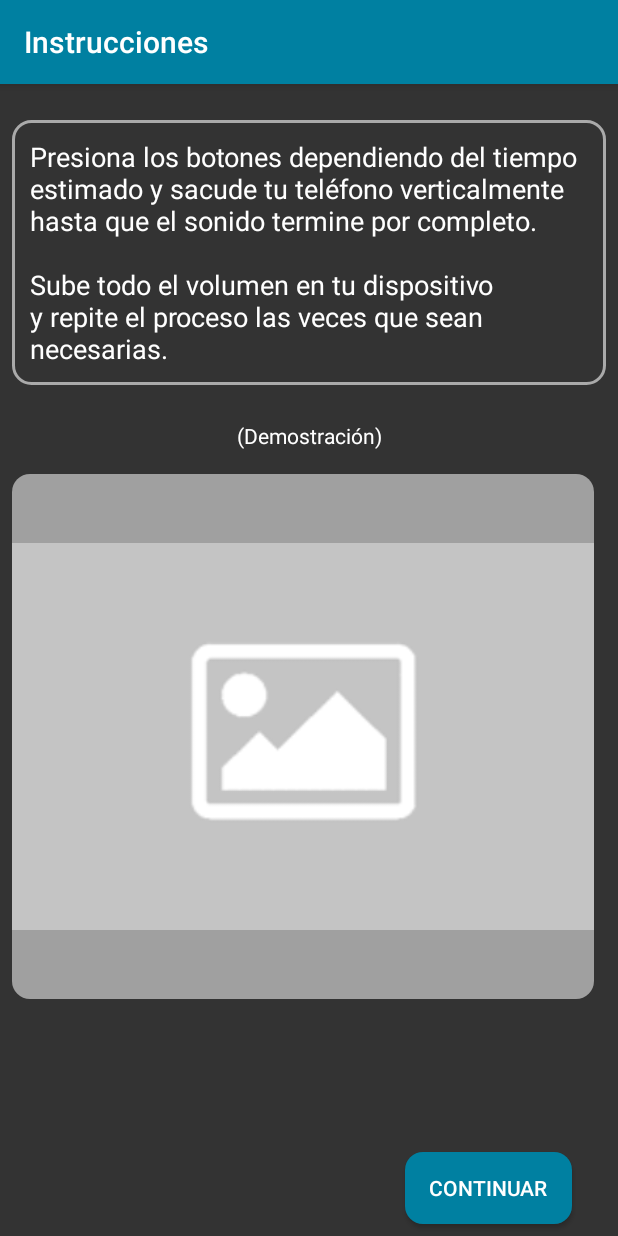
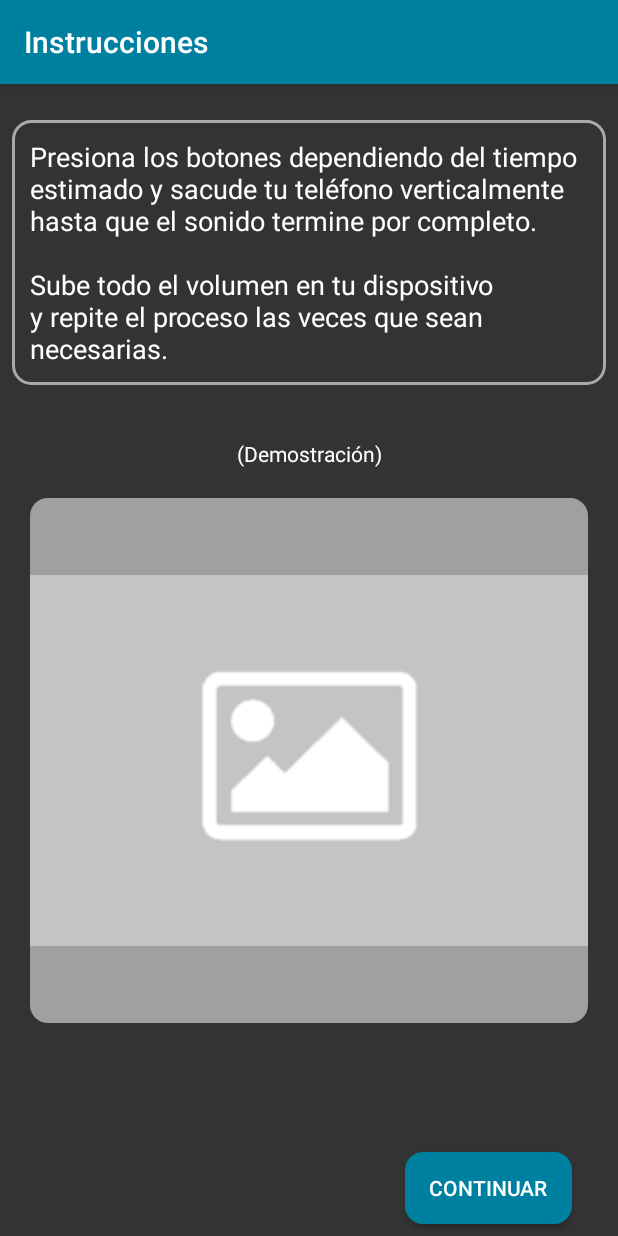
Before and after one commit to carlostic26/robot_reparador_altavoz, an Android app: the TutorialActivity screen opened directly, with no data from a screen before it, on a phone screen of 412 x 824 dp. Run offline under Robolectric (Android 15) with nearby library versions, the phone set to English and light mode, and no system bars; our stand-ins replace AdMob; pictures from the network do not load; 1 statement that could not run was skipped.

```diff
--- a/app/build.gradle
+++ b/app/build.gradle
@@ -11,8 +11,8 @@ android {
         applicationId "com.blogspot.robotaltavoz"
         minSdk 25
         targetSdk 33
-        versionCode 8
-        versionName "1.0"
+        versionCode 9
+        versionName "9.0"
 
         testInstrumentationRunner "androidx.test.runner.AndroidJUnitRunner"
     }
--- a/app/src/main/java/com/blogspot/robotaltavoz/ads/ads.kt
+++ b/app/src/main/java/com/blogspot/robotaltavoz/ads/ads.kt
@@ -8,8 +8,7 @@ class Ads {
     val openApp: String = "ca-app-pub-4336409771912215/4138844889"
 
 
-/*
-  // Test
+/*  // Test
   val banner: String = "ca-app-pub-3940256099942544/9214589741"
   val interstitial: String = "ca-app-pub-3940256099942544/1033173712"
   val openApp: String = "ca-app-pub-3940256099942544/9257395921"*/
--- a/app/src/main/res/layout/activity_tutorial.xml
+++ b/app/src/main/res/layout/activity_tutorial.xml
@@ -43,9 +43,9 @@
         android:id="@+id/gifImageView"
         android:layout_width="match_parent"
         android:layout_height="350dp"
-        android:layout_marginStart="8dp"
-        android:layout_marginTop="16dp"
-        android:layout_marginEnd="16dp"
+        android:layout_marginStart="20dp"
+        android:layout_marginTop="20dp"
+        android:layout_marginEnd="20dp"
         android:background="@drawable/button_rounded"
         android:src="@drawable/loading_placeholder"
         app:layout_constraintEnd_toEndOf="parent"
@@ -85,7 +85,7 @@
         android:id="@+id/textView2"
         android:layout_width="wrap_content"
         android:layout_height="wrap_content"
-        android:layout_marginTop="24dp"
+        android:layout_marginTop="36dp"
         android:text="@string/txt_demostracion"
         android:textColor="@color/white"
         app:layout_constraintEnd_toEndOf="parent"
```
Also changed, not shown: app/src/main/AndroidManifest.xml (+8 -10 lines).
